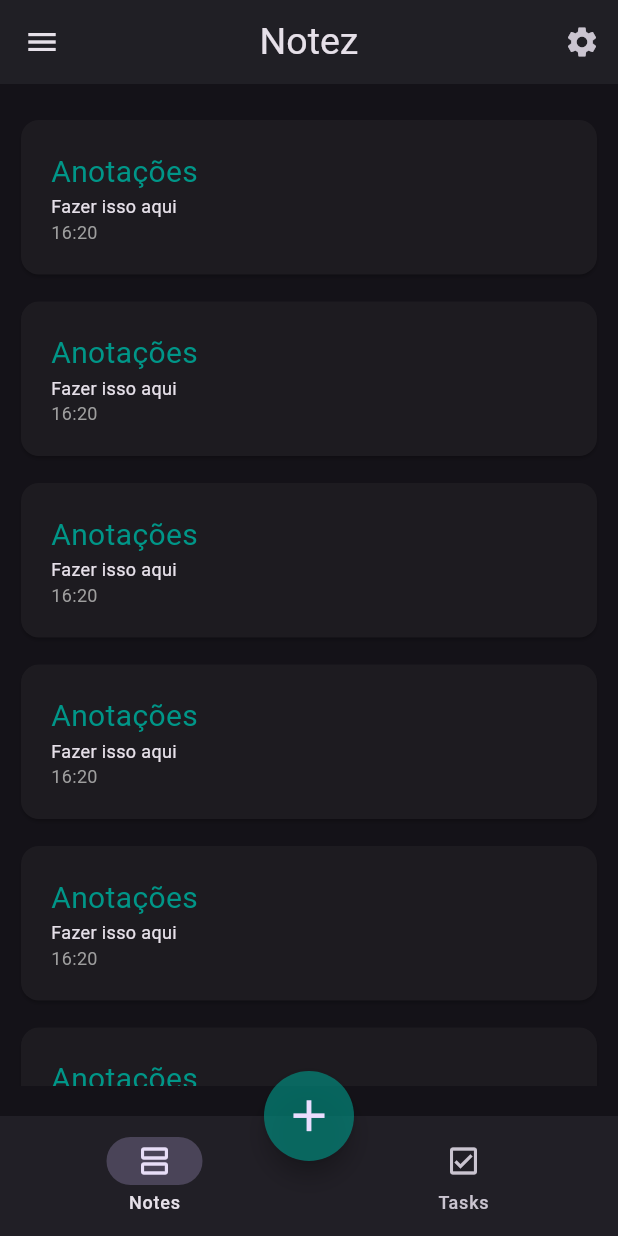
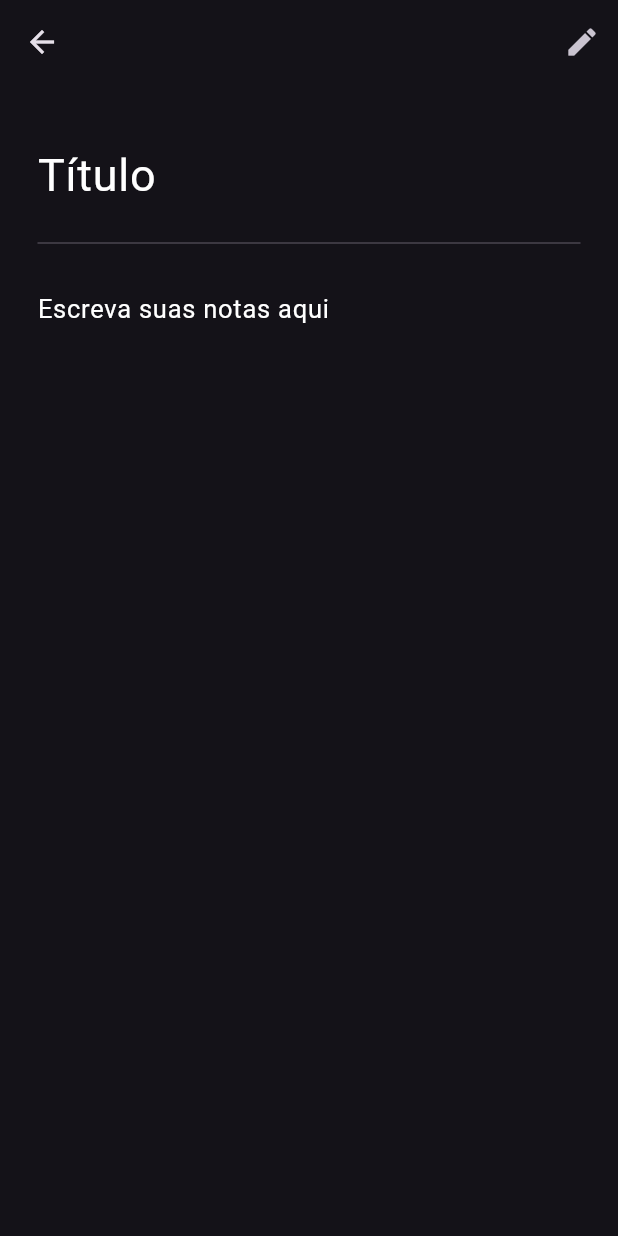
Before and after one commit to PedroMachado042/notez-app, a Flutter app: the screen it shows after launch, after a tap on "Anotações", on a phone screen of 412 x 824 dp. Run offline on Flutter 3.47's test engine with Material 3 defaults, Android fonts, the phone set to English and light mode, and no system bars.

Commit message:
Writable notes page

```diff
--- /dev/null
+++ b/lib/view/pages/note_page.dart
@@ -0,0 +1,54 @@
+import 'package:flutter/material.dart';
+
+class NotePage extends StatelessWidget {
+  const NotePage({super.key});
+
+  @override
+  Widget build(BuildContext context) {
+    TextEditingController controllerTitle = TextEditingController();
+    TextEditingController controllerTxt = TextEditingController();
+    return Scaffold(
+      appBar: AppBar(
+        actions: [
+          IconButton(onPressed: () {}, icon: Icon(Icons.edit)),
+        ],
+      ),
+      body: SingleChildScrollView(
+        child: Padding(
+          padding: const EdgeInsets.symmetric(
+            horizontal: 25,
+            vertical: 30,
+          ),
+          child: Column(
+            crossAxisAlignment: CrossAxisAlignment.start,
+            children: [
+              TextField(
+                controller: controllerTitle,
+                style: TextStyle(fontSize: 30),
+                decoration: InputDecoration(
+                  hintStyle: TextStyle(color: Colors.white),
+                  hintText: 'Título',
+                  border: InputBorder.none,
+                ),
+              ),
+              Divider(height: 30),
+              TextField(
+                //Corpo do texto
+                controller: controllerTxt,
+                maxLines: null,
+                keyboardType: TextInputType.multiline,
+                style: TextStyle(height: 2.5, fontSize: 17),
+                decoration: InputDecoration(
+                  hintStyle: TextStyle(color: Colors.white),
+                  hintText:
+                      'Escreva suas notas aqui',
+                  border: InputBorder.none,
+                ),
+              ),
+            ],
+          ),
+        ),
+      ),
+    );
+  }
+}
--- a/lib/view/widget_tree.dart
+++ b/lib/view/widget_tree.dart
@@ -38,6 +38,7 @@ class WidgetTree extends StatelessWidget {
           return pages.elementAt(selectedPage);
         },
       ),
+
       bottomNavigationBar: NavbarWidget(),
 
       floatingActionButtonLocation:
--- a/lib/view/widgets/notes_container_widget.dart
+++ b/lib/view/widgets/notes_container_widget.dart
@@ -1,4 +1,5 @@
 import 'package:flutter/material.dart';
+import 'package:notez/view/pages/note_page.dart';
 
 class NotesContainerWidget extends StatelessWidget {
   const NotesContainerWidget({super.key});
@@ -9,12 +10,16 @@ class NotesContainerWidget extends StatelessWidget {
       width: double.infinity,
       padding: EdgeInsets.only(bottom: 10),
       child: Card(
+        elevation: 10,
         child: InkWell(
           highlightColor: const Color.fromARGB(20, 0, 125, 100),
           splashColor: const Color.fromARGB(60, 0, 125, 100),
           borderRadius: BorderRadius.circular(10),
           onTap: () {
-            //print('aaa');
+            Navigator.push(
+              context,
+              MaterialPageRoute(builder: (context) => NotePage()),
+            );
           },
           child: Padding(
             padding: EdgeInsets.all(20),
--- a/lib/view/widgets/tasks_container_widget.dart
+++ b/lib/view/widgets/tasks_container_widget.dart
@@ -25,7 +25,7 @@ class _TasksContainerWidgetState extends State<TasksContainerWidget> {
             //print('aaa');
           },
           child: Padding(
-            padding: EdgeInsets.all(20),
+            padding: EdgeInsets.symmetric(horizontal: 20,vertical: 15),
             child: Row(
               children: [
                 Column(
```
